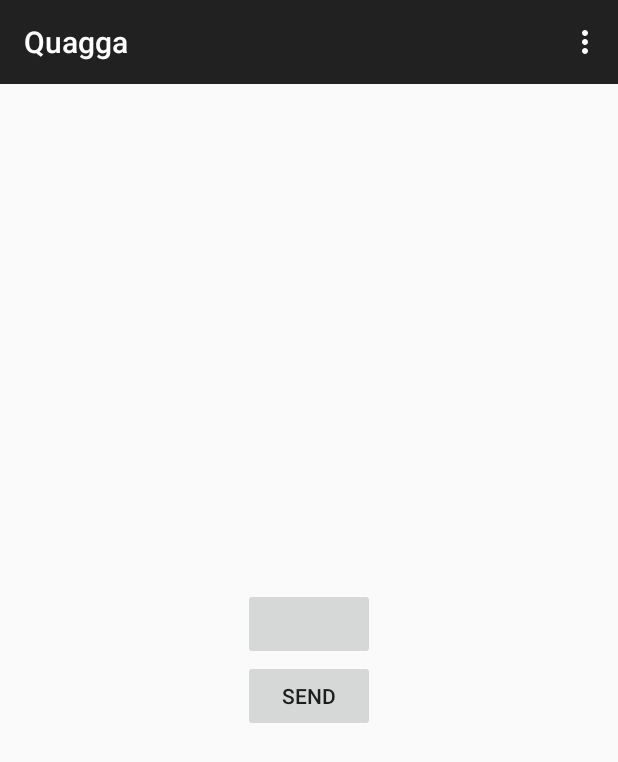
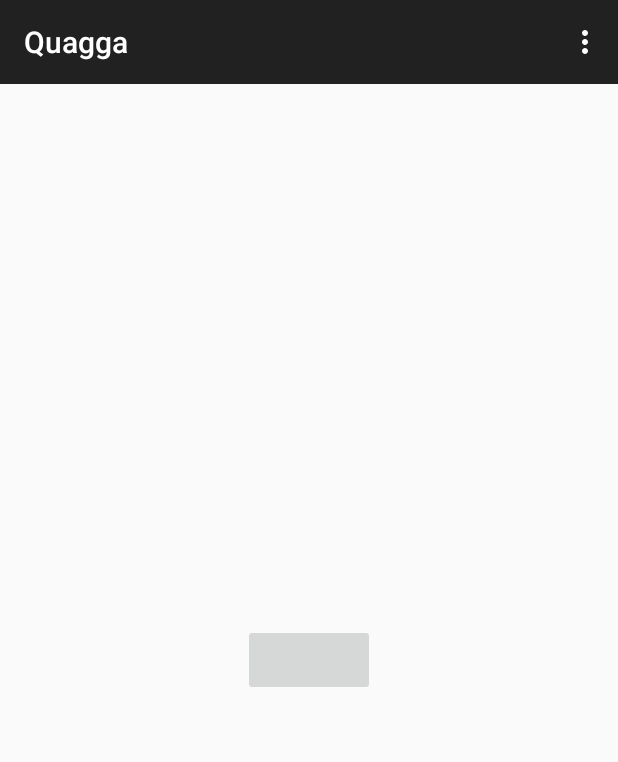
Before and after one commit to daus-salar/quagga, an Android app: the screen it shows after launch (MainActivity), on a phone screen of 412 x 824 dp. Shown: the top 762 px of the screen. Run offline under Robolectric (Android 15) with nearby library versions, the phone set to English and light mode, and no system bars; libraries missing offline, so code that uses them is left out: android.support.v7, com.google.cast; plain views replace MediaRouteButton; 9 statements that could not run were skipped.

Commit message:
Remove unused send button.

```diff
--- a/QuaggaAndroid/Quagga/src/main/java/com/github/daussalar/quagga/MainActivity.java
+++ b/QuaggaAndroid/Quagga/src/main/java/com/github/daussalar/quagga/MainActivity.java
@@ -13,7 +13,6 @@
 import android.view.MenuItem;
 import android.view.View;
 import android.view.ViewGroup;
-import android.widget.Button;
 import android.widget.Toast;
 
 import com.google.cast.ApplicationChannel;
@@ -96,13 +95,6 @@
         @Override public void onViewCreated(View view, Bundle savedInstanceState) {
             super.onViewCreated(view, savedInstanceState);
             Activity activity = getActivity();
-            Button sendBtn = (Button) activity.findViewById(R.id.btn_send);
-            sendBtn.setOnClickListener(new View.OnClickListener() {
-                @Override
-                public void onClick(View view) {
-
-                }
-            });
 
             mMetaData = new ContentMetadata();
             mMetaData.setTitle(CONTENT_TITLE);
--- a/QuaggaAndroid/Quagga/src/main/res/layout/fragment_main.xml
+++ b/QuaggaAndroid/Quagga/src/main/res/layout/fragment_main.xml
@@ -17,10 +17,5 @@
         android:layout_height="wrap_content"
         android:visibility="visible" />
 
-    <Button
-        android:id="@+id/btn_send"
-        android:text="@string/hello_world"
-        android:layout_width="wrap_content"
-        android:layout_height="wrap_content" />
 
 </LinearLayout>
```
